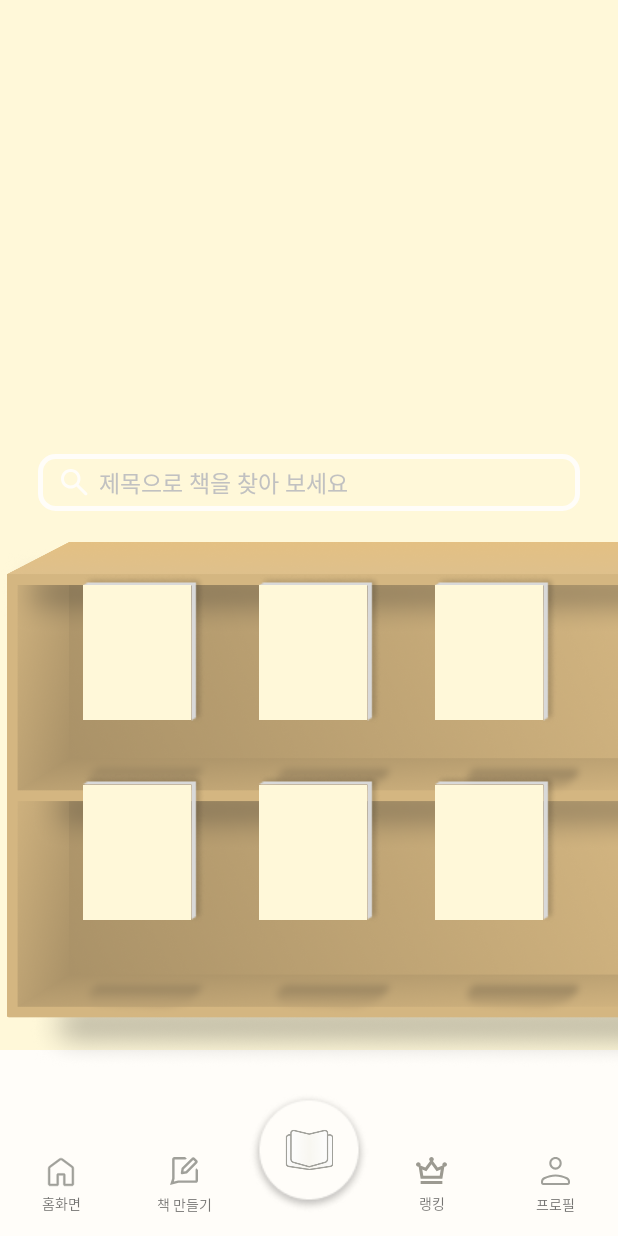
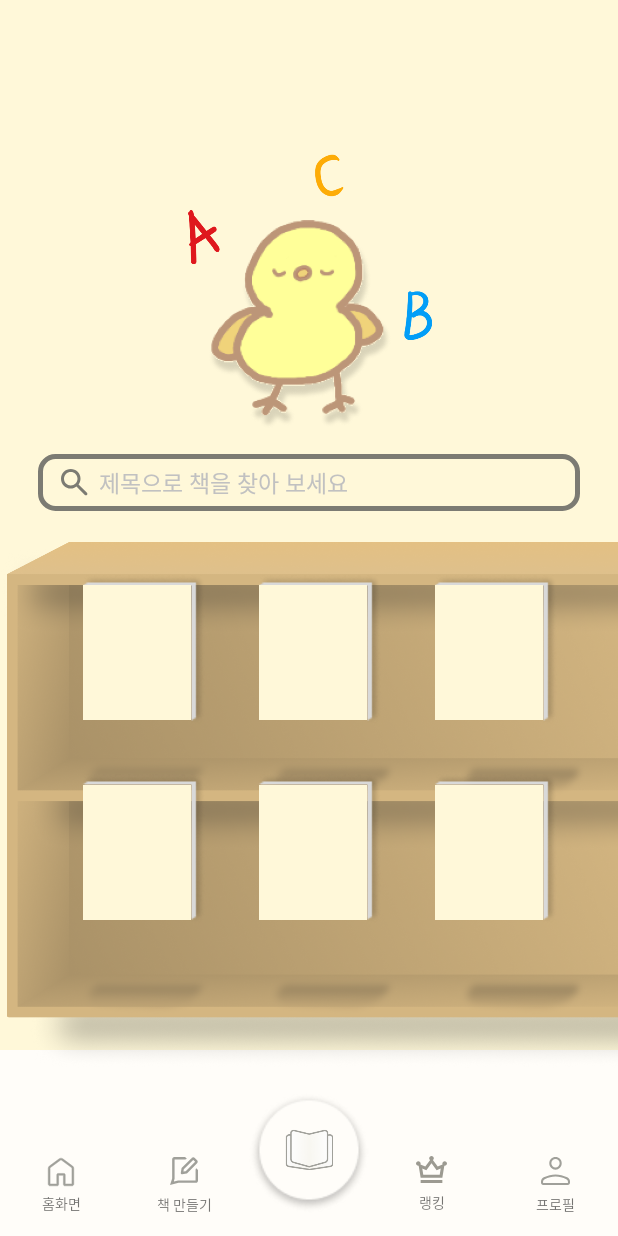
Before and after one commit to Sensible-life/MADCAMP_Cheek_to_Chick, an Android app: the HomeFragment screen opened directly, with no data from a screen before it, on a phone screen of 412 x 824 dp. Run offline under Robolectric (Android 15) with nearby library versions, the phone set to English and light mode, and no system bars; libraries missing offline, so code that uses them is left out: com.kakao.sdk; network calls fail.

Commit message:
feat: UI

```diff
--- a/app/src/main/java/com/google/ar/core/examples/kotlin/helloar/SplashActivity.kt
+++ b/app/src/main/java/com/google/ar/core/examples/kotlin/helloar/SplashActivity.kt
@@ -67,7 +67,7 @@ class SplashActivity : AppCompatActivity() {
             .apply(
                 RequestOptions()
                     .diskCacheStrategy(DiskCacheStrategy.RESOURCE) // 디스크 캐싱 사용
-                    .override(800, 800) // 원본 크기로 디코딩
+                    .override(1800, 1800) // 원본 크기로 디코딩
                     .skipMemoryCache(true) // 메모리 캐시 비활성화
             )
             .into(splashGif)
@@ -87,7 +87,7 @@ class SplashActivity : AppCompatActivity() {
                     startActivity(Intent(this, LoginActivity::class.java))
                     overridePendingTransition(0, 0)
                     finish()
-                }, 3500) // 3초 대기
+                }, 4000) // 3초 대기
             } else if (token != null) {
                 Log.i(TAG, "카카오 로그인 성공 ${token.accessToken}")
                 Toast.makeText(this, "카카오 로그인 성공", Toast.LENGTH_SHORT).show()
@@ -96,7 +96,7 @@ class SplashActivity : AppCompatActivity() {
                     startActivity(Intent(this, MainActivity::class.java))
                     overridePendingTransition(0, 0)
                     finish()
-                }, 3500) // 3초 대기
+                }, 4000) // 3초 대기
             }
         }
         // 카카오톡이 설치되어 있는 경우
--- a/app/src/main/java/com/google/ar/core/examples/kotlin/helloar/community/LoadingFragment.kt
+++ b/app/src/main/java/com/google/ar/core/examples/kotlin/helloar/community/LoadingFragment.kt
@@ -49,6 +49,8 @@ class LoadingFragment : Fragment() {
         val text = view.findViewById<TextView>(R.id.loadingText)
         if (pageNumber == 2)
             text.text = "캐릭터를\n생성하는 중이에요"
+        else if (pageNumber == 3) text.text = "책을\n생성하는 중이에요"
+
         Glide.with(this)
             .asGif()
             .load(R.drawable.loading)
--- a/app/src/main/java/com/google/ar/core/examples/kotlin/helloar/profile/VoiceListAdapter.kt
+++ b/app/src/main/java/com/google/ar/core/examples/kotlin/helloar/profile/VoiceListAdapter.kt
@@ -40,7 +40,7 @@ class VoiceListAdapter(private val context: Context,
             onButton.backgroundTintList = ColorStateList.valueOf(ContextCompat.getColor(context, R.color.yellow))
         }
         else {
-            onButton.backgroundTintList = ColorStateList.valueOf(ContextCompat.getColor(context, R.color.lightBlack))
+            onButton.backgroundTintList = ColorStateList.valueOf(ContextCompat.getColor(context, R.color.brown))
         }
 
         onButton.setOnClickListener {
--- a/app/src/main/res/drawable/icon_search.xml
+++ b/app/src/main/res/drawable/icon_search.xml
@@ -5,5 +5,5 @@
     android:viewportHeight="18">
   <path
       android:pathData="M6.5,13C4.683,13 3.146,12.371 1.888,11.112C0.63,9.853 0.001,8.316 0,6.5C-0.001,4.684 0.629,3.147 1.888,1.888C3.147,0.629 4.685,0 6.5,0C8.315,0 9.853,0.629 11.113,1.888C12.373,3.147 13.002,4.684 13,6.5C13,7.233 12.883,7.925 12.65,8.575C12.417,9.225 12.1,9.8 11.7,10.3L17.3,15.9C17.483,16.083 17.575,16.317 17.575,16.6C17.575,16.883 17.483,17.117 17.3,17.3C17.117,17.483 16.883,17.575 16.6,17.575C16.317,17.575 16.083,17.483 15.9,17.3L10.3,11.7C9.8,12.1 9.225,12.417 8.575,12.65C7.925,12.883 7.233,13 6.5,13ZM6.5,11C7.75,11 8.813,10.563 9.688,9.688C10.563,8.813 11.001,7.751 11,6.5C10.999,5.249 10.562,4.187 9.688,3.313C8.814,2.439 7.751,2.001 6.5,2C5.249,1.999 4.186,2.436 3.313,3.313C2.44,4.19 2.002,5.252 2,6.5C1.998,7.748 2.436,8.811 3.313,9.688C4.19,10.565 5.253,11.003 6.5,11Z"
-      android:fillColor="#FFFDF9"/>
+      android:fillColor="@color/lightBlack"/>
 </vector>
--- a/app/src/main/res/drawable/source_search_bar.xml
+++ b/app/src/main/res/drawable/source_search_bar.xml
@@ -5,7 +5,7 @@
   <!-- 테두리 정의 -->
   <stroke
       android:width="3dp"
-      android:color="@color/white" /> <!-- 테두리 색상 (빨간색) -->
+      android:color="@color/lightBlack" /> <!-- 테두리 색상 (빨간색) -->
 
   <!-- 둥근 모서리 -->
   <corners android:radius="10dp" />
--- a/app/src/main/res/layout/bottom_bar.xml
+++ b/app/src/main/res/layout/bottom_bar.xml
@@ -76,7 +76,7 @@
             android:id="@+id/cameraLayout"
             android:layout_width="0dp"
             android:layout_height="wrap_content"
-            android:layout_marginVertical="2dp"
+            android:layout_marginTop="1dp"
             android:layout_weight="1"
             android:gravity="center"
             android:orientation="vertical">
--- a/app/src/main/res/layout/loadingscreen_layout.xml
+++ b/app/src/main/res/layout/loadingscreen_layout.xml
@@ -3,18 +3,18 @@
     android:orientation="vertical"
     android:layout_width="match_parent"
     android:layout_height="match_parent"
-    android:background="@color/white">
+    android:background="@color/brightYellow">
 
     <!-- layout_gravity -->
     <View
         android:layout_width="match_parent"
-        android:layout_height="250dp" />
+        android:layout_height="50dp" />
 
     <ImageView
         android:id="@+id/splashGif"
         android:layout_width="wrap_content"
         android:layout_height="wrap_content"
         android:layout_gravity="center_horizontal"
-        android:background="@color/white"/>
+        android:background="@color/brightYellow"/>
 
 </LinearLayout>
--- a/app/src/main/res/layout/screen_home.xml
+++ b/app/src/main/res/layout/screen_home.xml
@@ -6,6 +6,15 @@
     android:layout_height="match_parent"
     android:orientation="vertical"
     android:background="@color/brightYellow">
+
+    <ImageView
+        android:id="@+id/logo"
+        android:layout_width="200dp"
+        android:layout_height="200dp"
+        android:src="@drawable/start_icon"
+        android:layout_gravity="center"
+        android:layout_marginBottom="220dp"
+        android:visibility="visible"/>
 
     <!-- RecyclerView -->
     <androidx.recyclerview.widget.RecyclerView
--- a/app/src/main/res/layout/screen_profile_voice_list.xml
+++ b/app/src/main/res/layout/screen_profile_voice_list.xml
@@ -54,6 +54,7 @@
         app:cardCornerRadius="10dp"
         android:layout_gravity="center"
         android:background="@color/white"
+        android:layout_marginTop="50dp"
 >
 
         <TextView
--- a/app/src/main/res/layout/screen_profile_voice_list_content.xml
+++ b/app/src/main/res/layout/screen_profile_voice_list_content.xml
@@ -7,6 +7,7 @@
     android:layout_height="wrap_content"
     android:layout_marginVertical="5dp"
     android:layout_marginHorizontal="15dp"
+    android:backgroundTint="@color/white"
     app:cardCornerRadius="10dp"
     app:cardElevation="0dp">
 
@@ -23,7 +24,7 @@
             android:layout_height="50dp"
             android:paddingHorizontal="15dp"
             android:layout_gravity="center"
-            android:src="@drawable/icon_google" />
+            android:src="@drawable/icon_voice" />
 
         <LinearLayout
             android:layout_width="0dp"
@@ -51,7 +52,7 @@
             android:layout_height="30dp"
             app:cardCornerRadius="5dp"
             app:cardElevation="0dp"
-            android:backgroundTint="@color/lightBlack">
+            android:backgroundTint="@color/brown">
             <TextView
                 android:layout_width="wrap_content"
                 android:layout_height="wrap_content"
```
Also changed, not shown: app/src/main/java/com/google/ar/core/examples/kotlin/helloar/MainActivity.kt (+8 -8 lines), app/src/main/java/com/google/ar/core/examples/kotlin/helloar/community/CreateFragment4.kt (+4 -4 lines), app/src/main/java/com/google/ar/core/examples/kotlin/helloar/home/HomeFragment.kt (+19 -1 lines), app/src/main/res/drawable/splash.gif, app/src/main/res/drawable/start_icon.png, 1 other file.
